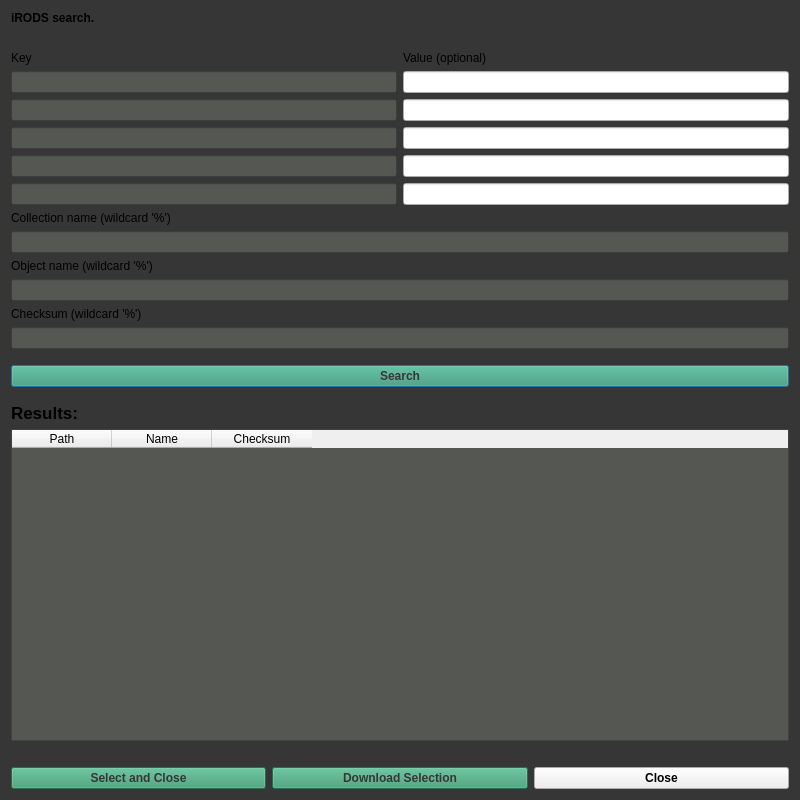
The window that irods-basicGUI/ui-files/searchDialog.ui (iBridges-for-iRODS/iBridges) describes before a commit, drawn with Qt 5.
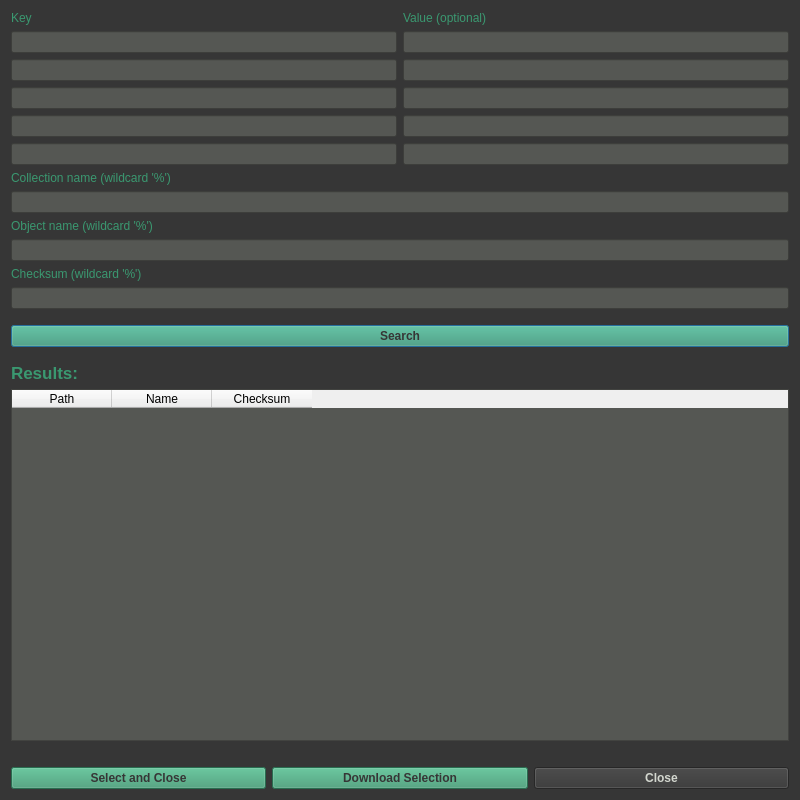
The same window after the commit.

Commit message: Removing white background from search.

The edit to the form file:
```diff
--- a/irods-basicGUI/ui-files/searchDialog.ui
+++ b/irods-basicGUI/ui-files/searchDialog.ui
@@ -26,8 +26,14 @@
 	background-color: rgb(54, 54, 54);
 }
 
+QLabel{
+    color: rgb(58, 152, 112);
+}
+
 QTableWidget
 {
+   
+	color: rgb(54, 54, 54);
 	background-color: rgb(85, 87, 83);
 	selection-background-color: rgb(58, 152, 112);
 }
@@ -37,6 +43,11 @@
 	background-color: rgb(85, 87, 83);
 }
 
+QLineEdit#val1, QLineEdit#val2, QLineEdit#val3, QLineEdit#val4, QLineEdit#val5
+{
+	background-color: rgb(85, 87, 83);
+}
+
 QLineEdit#checksumPattern, QLineEdit#objPattern, QLineEdit#pathPattern
 {
 	background-color: rgb(85, 87, 83);
@@ -46,41 +57,15 @@
 {
 	color: rgb(54, 54, 54);
 	background-color: rgb(58, 152, 112);
+}
+
+QPushButton#searchExitButton
+{
+color: rgb(211, 215, 207);
+background-color: rgb(54, 54, 54);
 }</string>
   </property>
   <layout class="QVBoxLayout" name="verticalLayout_2">
-   <item>
-    <widget class="QLabel" name="label_7">
-     <property name="font">
-      <font>
-       <weight>75</weight>
-       <bold>true</bold>
-      </font>
-     </property>
-     <property name="styleSheet">
-      <string notr="true"/>
-     </property>
-     <property name="text">
-      <string>iRODS search.</string>
-     </property>
-    </widget>
-   </item>
-   <item>
-    <spacer name="verticalSpacer">
-     <property name="orientation">
-      <enum>Qt::Vertical</enum>
-     </property>
-     <property name="sizeType">
-      <enum>QSizePolicy::Minimum</enum>
-     </property>
-     <property name="sizeHint" stdset="0">
-      <size>
-       <width>20</width>
-       <height>20</height>
-      </size>
-     </property>
-    </spacer>
-   </item>
    <item>
     <layout class="QGridLayout" name="gridLayout">
      <item row="7" column="1">
@@ -360,6 +345,9 @@
            <bold>true</bold>
           </font>
          </property>
+         <property name="styleSheet">
+          <string notr="true"/>
+         </property>
          <property name="text">
           <string>Close</string>
          </property>
```
